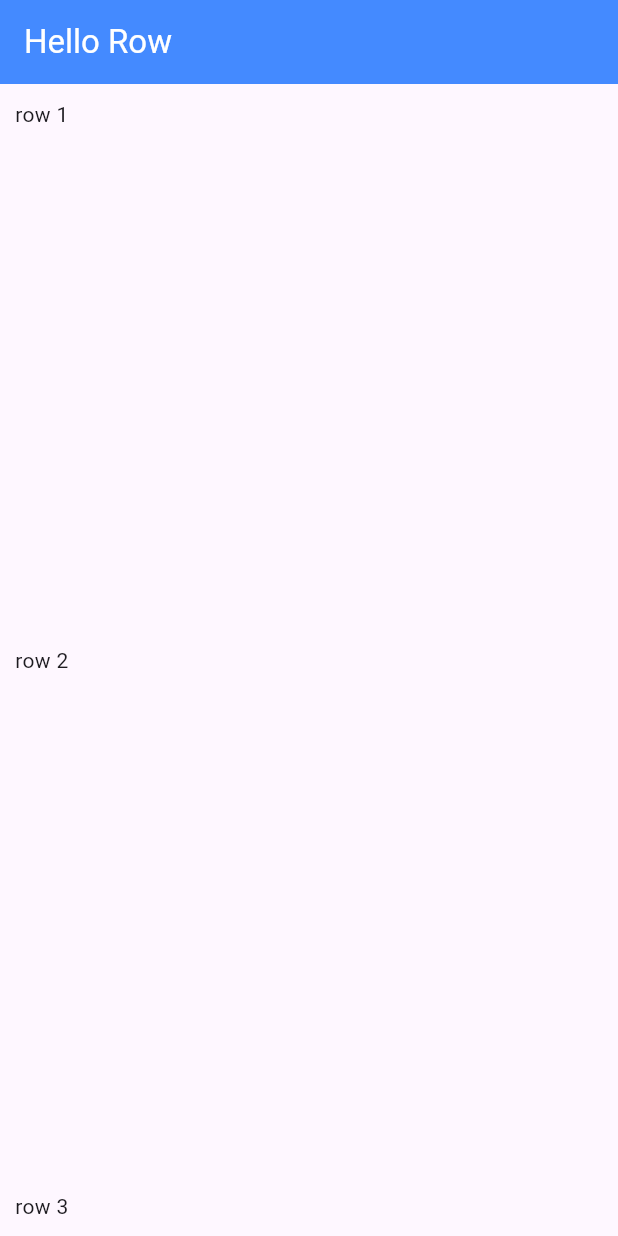
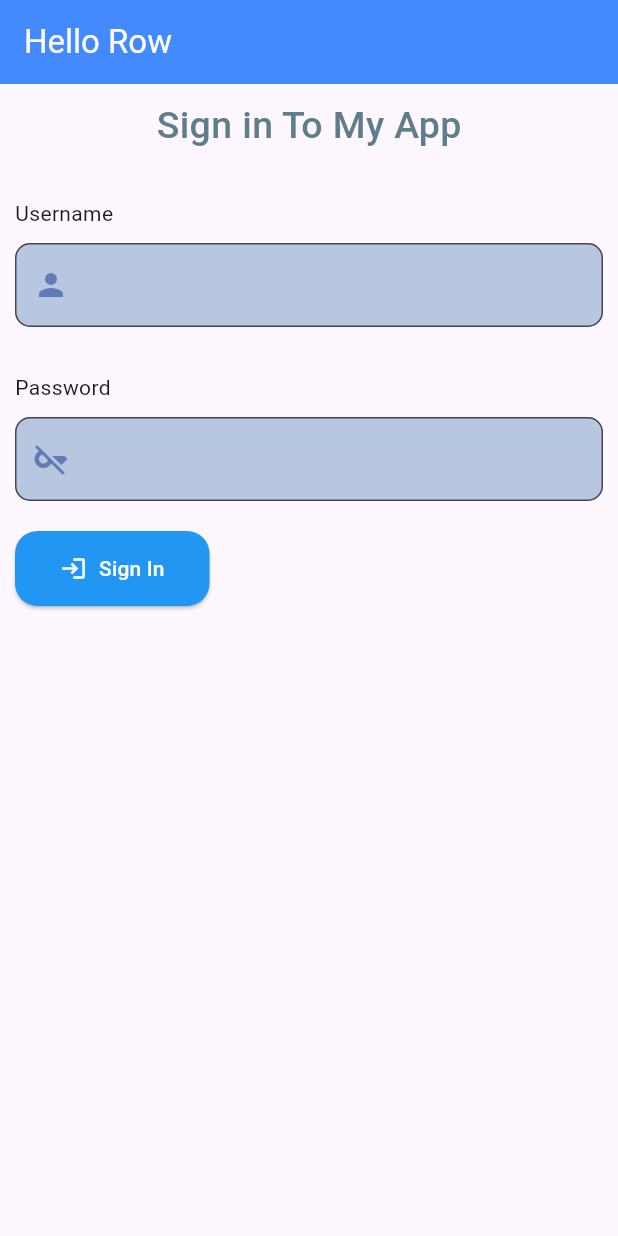
Before and after one commit to tardev35/flutter2024, a Flutter app: the screen it shows after launch, on a phone screen of 412 x 824 dp. Run offline on Flutter 3.47's test engine with Material 3 defaults, Android fonts, the phone set to English and light mode, and no system bars.

Commit message:
Add Login Form

```diff
--- a/lib/row_example.dart
+++ b/lib/row_example.dart
@@ -15,12 +15,80 @@ class RowExample extends StatelessWidget {
         ),
         body: Container(
           padding: const EdgeInsets.all(10),
-          child: const Column(
-            mainAxisAlignment: MainAxisAlignment.spaceBetween,
+          child: Column(
+            crossAxisAlignment: CrossAxisAlignment.start,
+            mainAxisAlignment: MainAxisAlignment.start,
             children: [
-              Text('row 1'),
-              Text('row 2'),
-              Text('row 3'),
+              const Center(
+                child: Text(
+                  'Sign in To My App',
+                  style: TextStyle(
+                      color: Colors.blueGrey,
+                      fontWeight: FontWeight.w500,
+                      fontSize: 25),
+                ),
+              ),
+              const SizedBox(
+                height: 30,
+              ),
+              const Text('Username'),
+              const SizedBox(height: 10),
+              const TextField(
+                decoration: InputDecoration(
+                    filled: true,
+                    fillColor: Color.fromARGB(255, 184, 199, 224),
+                    border: OutlineInputBorder(
+                      borderRadius: BorderRadius.all(
+                        Radius.circular(10),
+                      ),
+                    ),
+                    prefixIcon: Icon(
+                      Icons.person,
+                      color: Color.fromARGB(255, 98, 123, 182),
+                    )),
+                style: TextStyle(color: Color.fromARGB(255, 35, 33, 33)),
+              ),
+              const SizedBox(
+                height: 30,
+              ),
+              const Text('Password'),
+              const SizedBox(height: 10),
+              const TextField(
+                obscureText: true,
+                decoration: InputDecoration(
+                  filled: true,
+                  fillColor: Color.fromARGB(255, 184, 199, 224),
+                  border: OutlineInputBorder(
+                    borderRadius: BorderRadius.all(
+                      Radius.circular(10),
+                    ),
+                  ),
+                  prefixIcon: Icon(
+                    Icons.key_off,
+                    color: Color.fromARGB(255, 98, 123, 182),
+                  ),
+                ),
+              ),
+              const SizedBox(height: 20),
+              ElevatedButton.icon(
+                icon: Icon(Icons.login),
+                onPressed: () {
+                  print('Sign In Are Pressed');
+                },
+                style: ElevatedButton.styleFrom(
+                  backgroundColor: Colors.blue,
+                  foregroundColor: Colors.white,
+                  padding: const EdgeInsets.only(
+                    left: 30,
+                    right: 30,
+                    top: 15,
+                    bottom: 15,
+                  ),
+                  shape: const RoundedRectangleBorder(
+                      borderRadius: BorderRadius.all(Radius.circular(15))),
+                ),
+                label: const Text('Sign In'),
+              )
             ],
           ),
         ),
```
